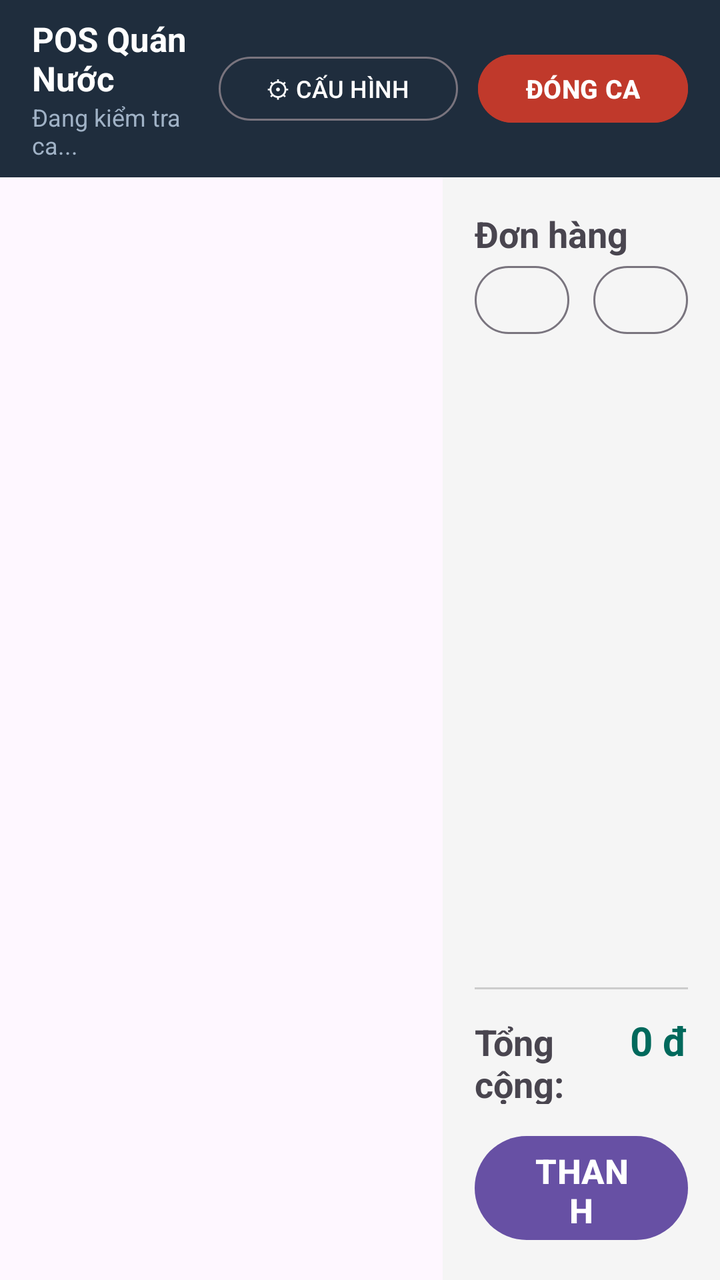
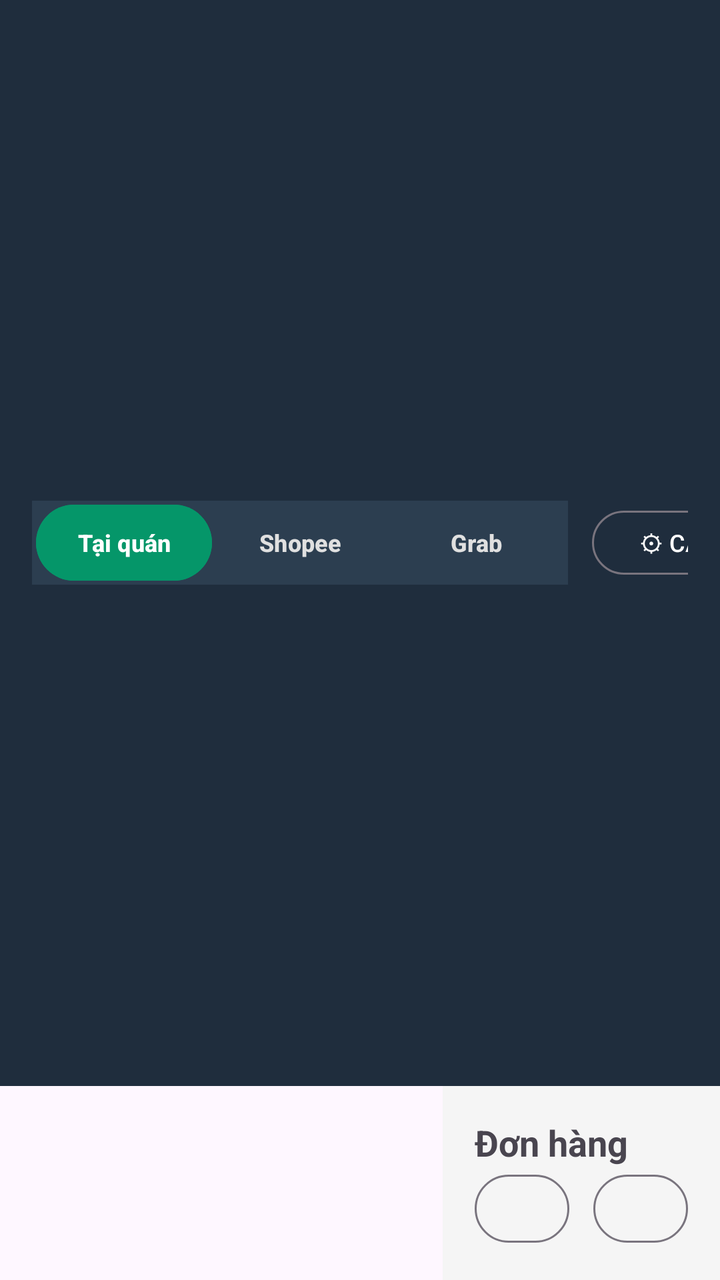

The first picture is an Android layout as it rendered before a commit; the second is the same layout after the commit. The layout source and the unified diff follow.
<!-- AndroidManifest.xml: application theme Theme.Material3.DayNight.NoActionBar -->
<!-- res/layout/activity_sale.xml -->
<?xml version="1.0" encoding="utf-8"?>
<LinearLayout xmlns:android="http://schemas.android.com/apk/res/android"
    xmlns:app="http://schemas.android.com/apk/res-auto"
    android:layout_width="match_parent"
    android:layout_height="match_parent"
    android:orientation="vertical">

    
    <LinearLayout
        android:layout_width="match_parent"
        android:layout_height="wrap_content"
        android:background="#1F2D3D"
        android:gravity="center_vertical"
        android:orientation="horizontal"
        android:paddingHorizontal="16dp"
        android:paddingVertical="8dp">

        <LinearLayout
            android:layout_width="0dp"
            android:layout_height="wrap_content"
            android:layout_weight="1"
            android:orientation="vertical">

            <TextView
                android:layout_width="wrap_content"
                android:layout_height="wrap_content"
                android:text="POS Quán Nước"
                android:textColor="#FFFFFF"
                android:textSize="17sp"
                android:textStyle="bold" />

            <TextView
                android:id="@+id/shiftStatusText"
                android:layout_width="wrap_content"
                android:layout_height="wrap_content"
                android:text="Đang kiểm tra ca..."
                android:textColor="#A0B2C6"
                android:textSize="12sp" />
        </LinearLayout>

        
        <com.google.android.material.button.MaterialButton
            android:id="@+id/btnPull"
            style="@style/Widget.Material3.Button.TonalButton"
            android:layout_width="wrap_content"
            android:layout_height="40dp"
            android:layout_marginEnd="6dp"
            android:text="⬇ PULL"
            android:textSize="12sp"
            android:textStyle="bold"
            android:visibility="gone" />

        
        <com.google.android.material.button.MaterialButton
            android:id="@+id/btnPush"
            style="@style/Widget.Material3.Button.TonalButton"
            android:layout_width="wrap_content"
            android:layout_height="40dp"
            android:layout_marginEnd="6dp"
            android:text="⬆ PUSH"
            android:textSize="12sp"
            android:textStyle="bold"
            android:visibility="gone" />

        
        <com.google.android.material.button.MaterialButton
            android:id="@+id/btnSyncConfig"
            style="@style/Widget.Material3.Button.OutlinedButton"
            android:layout_width="wrap_content"
            android:layout_height="40dp"
            android:layout_marginEnd="10dp"
            android:text="⚙ CẤU HÌNH"
            android:textColor="#FFFFFF"
            android:textSize="12sp" />

        
        <com.google.android.material.button.MaterialButton
            android:id="@+id/btnCloseShift"
            style="@style/Widget.Material3.Button"
            android:layout_width="wrap_content"
            android:layout_height="42dp"
            android:backgroundTint="#C0392B"
            android:text="ĐÓNG CA"
            android:textColor="#FFFFFF"
            android:textSize="13sp"
            android:textStyle="bold" />
    </LinearLayout>

    
    <LinearLayout
        android:layout_width="match_parent"
        android:layout_height="0dp"
        android:layout_weight="1"
        android:orientation="horizontal">

        
        <LinearLayout
            android:layout_width="0dp"
            android:layout_height="match_parent"
            android:layout_weight="1.6"
            android:orientation="vertical"
            android:padding="12dp">

            <androidx.recyclerview.widget.RecyclerView
                android:id="@+id/categoryList"
                android:layout_width="match_parent"
                android:layout_height="wrap_content"
                android:orientation="horizontal"
                android:clipToPadding="false"
                android:paddingEnd="16dp"
                android:scrollbars="none"
                app:layoutManager="androidx.recyclerview.widget.LinearLayoutManager" />

            <androidx.recyclerview.widget.RecyclerView
                android:id="@+id/productGrid"
                android:layout_width="match_parent"
                android:layout_height="0dp"
                android:layout_marginTop="8dp"
                android:layout_weight="1"
                android:clipToPadding="false"
                android:paddingBottom="12dp" />
        </LinearLayout>

        
        <LinearLayout
            android:layout_width="0dp"
            android:layout_height="match_parent"
            android:layout_weight="1"
            android:background="#F5F5F5"
            android:orientation="vertical"
            android:padding="16dp">

            <LinearLayout
                android:layout_width="match_parent"
                android:layout_height="wrap_content"
                android:gravity="center_vertical"
                android:orientation="horizontal">

                <TextView
                    android:layout_width="match_parent"
                    android:layout_height="wrap_content"
                    android:text="Đơn hàng"
                    android:textSize="18sp"
                    android:textStyle="bold" />
            </LinearLayout>

            <LinearLayout
                android:layout_width="match_parent"
                android:layout_height="wrap_content"
                android:orientation="horizontal">

                <com.google.android.material.button.MaterialButton
                    android:id="@+id/btnHistory"
                    style="@style/Widget.Material3.Button.OutlinedButton"
                    android:layout_width="0dp"
                    android:layout_height="42dp"
                    android:layout_marginEnd="6dp"
                    android:layout_weight="1"
                    android:text="LỊCH SỬ"
                    android:textSize="12sp" />

                <com.google.android.material.button.MaterialButton
                    android:id="@+id/btnExpense"
                    style="@style/Widget.Material3.Button.OutlinedButton"
                    android:layout_width="0dp"
                    android:layout_height="42dp"
                    android:layout_marginStart="6dp"
                    android:layout_weight="1"
                    android:text="CHI"
                    android:textColor="#B42318"
                    android:textSize="12sp" />
            </LinearLayout>

            <TextView
                android:id="@+id/cartEmpty"
                android:layout_width="match_parent"
                android:layout_height="wrap_content"
                android:layout_marginTop="24dp"
                android:gravity="center"
                android:text="@string/sale_cart_empty"
                android:textColor="#999999"
                android:visibility="gone" />

            <androidx.recyclerview.widget.RecyclerView
                android:id="@+id/cartList"
                android:layout_width="match_parent"
                android:layout_height="0dp"
                android:layout_marginTop="8dp"
                android:layout_weight="1"
                app:layoutManager="androidx.recyclerview.widget.LinearLayoutManager" />

            <View
                android:layout_width="match_parent"
                android:layout_height="1dp"
                android:background="#CCCCCC" />

            <LinearLayout
                android:layout_width="match_parent"
                android:layout_height="wrap_content"
                android:layout_marginTop="12dp"
                android:orientation="horizontal">

                <TextView
                    android:layout_width="0dp"
                    android:layout_height="wrap_content"
                    android:layout_weight="1"
                    android:text="@string/sale_total"
                    android:textSize="18sp"
                    android:textStyle="bold" />

                <TextView
                    android:id="@+id/cartTotal"
                    android:layout_width="wrap_content"
                    android:layout_height="wrap_content"
                    android:text="0 đ"
                    android:textColor="#00695C"
                    android:textSize="20sp"
                    android:textStyle="bold" />
            </LinearLayout>

            <com.google.android.material.button.MaterialButton
                android:id="@+id/btnPayOrder"
                android:layout_width="match_parent"
                android:layout_height="60dp"
                android:layout_marginTop="12dp"
                android:text="THANH TOÁN"
                android:textSize="17sp"
                android:textStyle="bold" />
        </LinearLayout>
    </LinearLayout>
</LinearLayout>
<!-- resources referenced by this layout -->
<resources>
  <string name="sale_cart_empty">Chưa có món nào</string>
  <string name="sale_total">Tổng cộng:</string>
</resources>

<!-- the commit's change to res/layout/activity_sale.xml (unified diff, before → after) -->
@@ -61,6 +61,57 @@
             android:textSize="12sp"
             android:textStyle="bold"
             android:visibility="gone" />
+
+        
+        <LinearLayout
+            android:id="@+id/channelContainer"
+            android:layout_width="wrap_content"
+            android:layout_height="wrap_content"
+            android:layout_marginEnd="12dp"
+            android:background="#2C3E50"
+            android:orientation="horizontal"
+            android:padding="2dp">
+
+            <com.google.android.material.button.MaterialButton
+                android:id="@+id/btnChannelDineIn"
+                style="@style/Widget.Material3.Button"
+                android:layout_width="wrap_content"
+                android:layout_height="38dp"
+                android:backgroundTint="#059669"
+                android:insetTop="0dp"
+                android:insetBottom="0dp"
+                android:paddingHorizontal="12dp"
+                android:text="Tại quán"
+                android:textColor="#FFFFFF"
+                android:textSize="12sp"
+                android:textStyle="bold" />
+
+            <com.google.android.material.button.MaterialButton
+                android:id="@+id/btnChannelShopee"
+                style="@style/Widget.Material3.Button.TextButton"
+                android:layout_width="wrap_content"
+                android:layout_height="38dp"
+                android:insetTop="0dp"
+                android:insetBottom="0dp"
+                android:paddingHorizontal="12dp"
+                android:text="Shopee"
+                android:textColor="#E0E0E0"
+                android:textSize="12sp"
+                android:textStyle="bold" />
+
+            <com.google.android.material.button.MaterialButton
+                android:id="@+id/btnChannelGrab"
+                style="@style/Widget.Material3.Button.TextButton"
+                android:layout_width="wrap_content"
+                android:layout_height="38dp"
+                android:insetTop="0dp"
+                android:insetBottom="0dp"
+                android:paddingHorizontal="12dp"
+                android:text="Grab"
+                android:textColor="#E0E0E0"
+                android:textSize="12sp"
+                android:textStyle="bold" />
+        </LinearLayout>
 
         
         <com.google.android.material.button.MaterialButton
@@ -218,6 +269,15 @@
                     android:textStyle="bold" />
             </LinearLayout>
 
+            <com.google.android.material.checkbox.MaterialCheckBox
+                android:id="@+id/cbSkipReceipt"
+                android:layout_width="match_parent"
+                android:layout_height="wrap_content"
+                android:layout_marginTop="6dp"
+                android:text="Không in hóa đơn"
+                android:textColor="#374151"
+                android:textSize="13sp" />
+
             <com.google.android.material.button.MaterialButton
                 android:id="@+id/btnPayOrder"
                 android:layout_width="match_parent"
